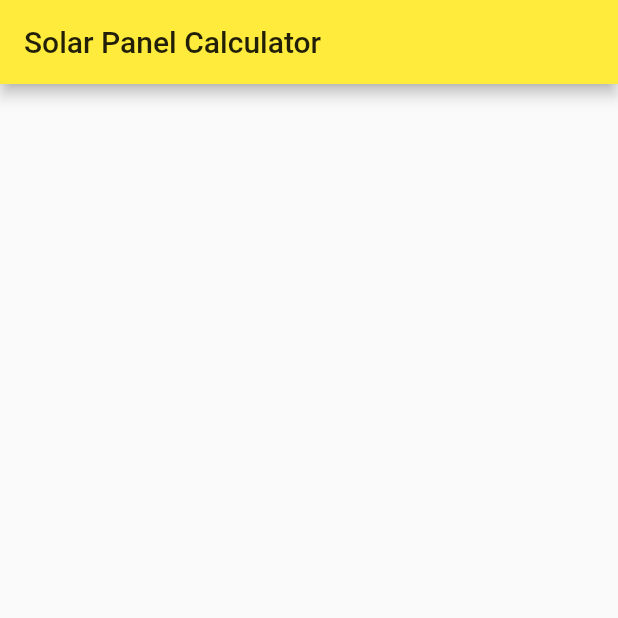
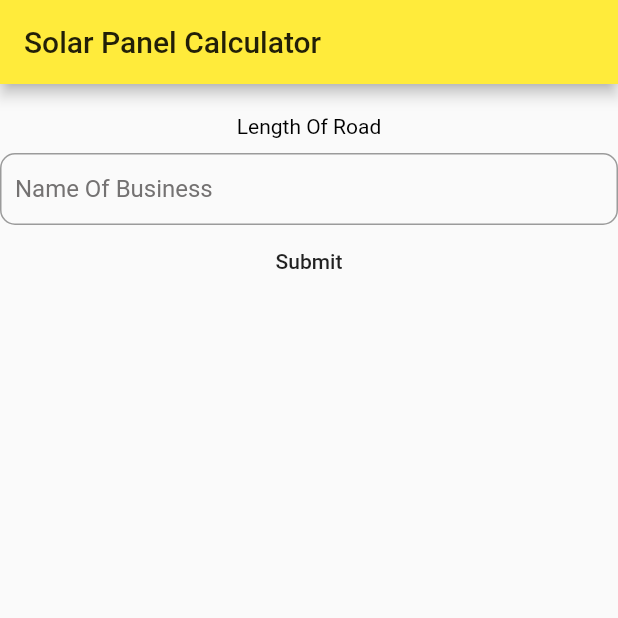
Before and after one commit to Monarene/solar-panel-application, a Flutter app: the screen it shows after launch, on a phone screen of 412 x 824 dp, the top half of it. Run offline on Flutter 3.47's test engine with Material 2 defaults, Android fonts, the light colour scheme and no system bars.

Commit message:
added all variables and refactored

```diff
--- a/lib/views/homepage.dart
+++ b/lib/views/homepage.dart
@@ -20,26 +20,141 @@ class HomePage extends StatefulWidget {
 
 class _HomePageState extends State<HomePage> {
 
+  // TextControllers
+  TextEditingController lengthOfTheRoad;
+  TextEditingController widthOfTheRoad;
+  TextEditingController numberOf100Lightening;
+  TextEditingController numberOf50Lightening;
+  TextEditingController voltageOfBattery;
+  TextEditingController wattsOfEachSolarPanel;
+  TextEditingController daysOfAutonomyOfBattery;
+  TextEditingController wattsOfEachLed;
+  TextEditingController ampereHrOfEachBattery;
+
+  //keyform state
+  final _numberOfPanelsFormState = GlobalKey<FormState>();
+
+  @override
+  void initState() {
+    // TODO: implement initState
+    super.initState();
+    lengthOfTheRoad = TextEditingController();
+    widthOfTheRoad = TextEditingController();
+    numberOf100Lightening = TextEditingController();
+    numberOf50Lightening = TextEditingController();
+    voltageOfBattery = TextEditingController();
+    wattsOfEachSolarPanel = TextEditingController();
+    daysOfAutonomyOfBattery = TextEditingController();
+    wattsOfEachLed = TextEditingController();
+    ampereHrOfEachBattery = TextEditingController();
+  }
+
+  @override
+  void dispose() {
+    // TODO: implement dispose
+    super.dispose();
+    lengthOfTheRoad.dispose();
+    widthOfTheRoad.dispose();
+    numberOf100Lightening.dispose();
+    numberOf50Lightening.dispose();
+    voltageOfBattery.dispose();
+    wattsOfEachSolarPanel.dispose();
+    daysOfAutonomyOfBattery.dispose();
+    wattsOfEachLed.dispose();
+    ampereHrOfEachBattery.dispose();
+
+  }
+
   @override
   Widget build(BuildContext context) {
-    // This method is rerun every time setState is called, for instance as done
-    // by the _incrementCounter method above.
-    //
-    // The Flutter framework has been optimized to make rerunning build methods
-    // fast, so that you can just rebuild anything that needs updating rather
-    // than having to individually change instances of widgets.
+
     return Scaffold(
       appBar: AppBar(
         // Here we take the value from the MyHomePage object that was created by
         // the App.build method, and use it to set our appbar title.
         title: Text(widget.title),
       ),
-      body: ListView(
-        children: [
+      body: SingleChildScrollView(
+        child: Form(
+          key: _numberOfPanelsFormState,
+          child: Padding(
+            padding: EdgeInsets.only(top: 20),
+            child: Column(
 
-        ],
+              mainAxisAlignment: MainAxisAlignment.center,
+              children: [
+                VariableWidget(variableName: "Length Of Road", controller: lengthOfTheRoad,),
+                FlatButton(onPressed: () {
+                  print(lengthOfTheRoad.text);
+                }, child: Text("Submit"))
+
+              ],
+            ),
+          ),
+        ),
       )
 // This trailing comma makes auto-formatting nicer for build methods.
     );
   }
 }
+
+class VariableWidget extends StatefulWidget {
+  TextEditingController controller;
+  String variableName;
+
+  VariableWidget({
+    Key key, this.controller, this.variableName
+  }) : super(key: key);
+
+  @override
+  _VariableWidgetState createState() => _VariableWidgetState();
+}
+
+class _VariableWidgetState extends State<VariableWidget> {
+  @override
+  Widget build(BuildContext context) {
+    return Container(
+      alignment: Alignment.centerLeft,
+      child: Column(
+        children: [
+          Text(
+            widget.variableName,
+            textAlign: TextAlign.left,
+            style: TextStyle(
+                color: Colors.black,
+                fontSize: 14),
+          ),
+          SizedBox(
+            height: 10,
+          ),
+          TextFormField(
+            autovalidateMode:
+            AutovalidateMode.onUserInteraction,
+            validator: (String value) {
+              if (value.isEmpty) {
+                return "The field cannot be left empty";
+              }
+
+              return null;
+            },
+            style: TextStyle(fontSize: 16),
+            controller: widget.controller,
+            decoration: InputDecoration(
+                focusedBorder: OutlineInputBorder(
+                    borderSide: BorderSide(color: Colors.blue)),
+                focusedErrorBorder: OutlineInputBorder(
+                    borderSide: BorderSide(color: Colors.red)),
+                contentPadding: EdgeInsets.symmetric(
+                    horizontal: 10, vertical: 0),
+                hintText: "Name Of Business",
+                hintStyle: TextStyle(
+                    color: Color(0xff747272), fontSize: 16),
+                border: OutlineInputBorder(
+                    borderRadius:
+                    BorderRadius.all(Radius.circular(10)))),
+          ),
+        ],
+      ),
+    );
+  }
+}
```
Also changed, not shown: lib/main.dart (+1 -9 lines).
